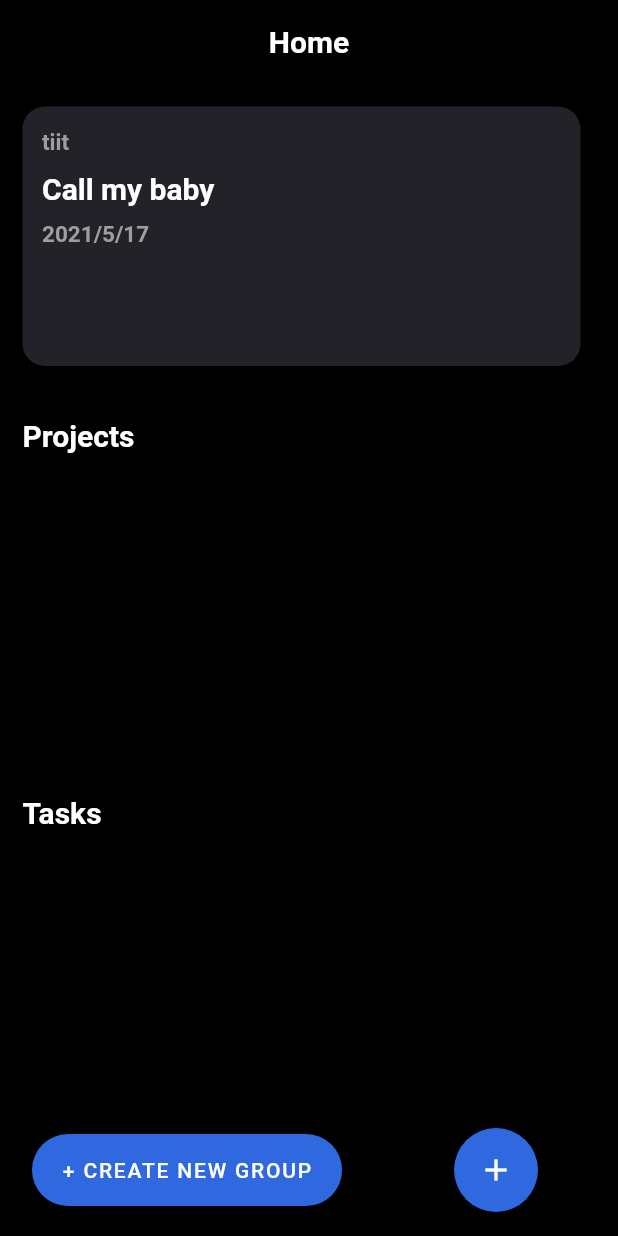
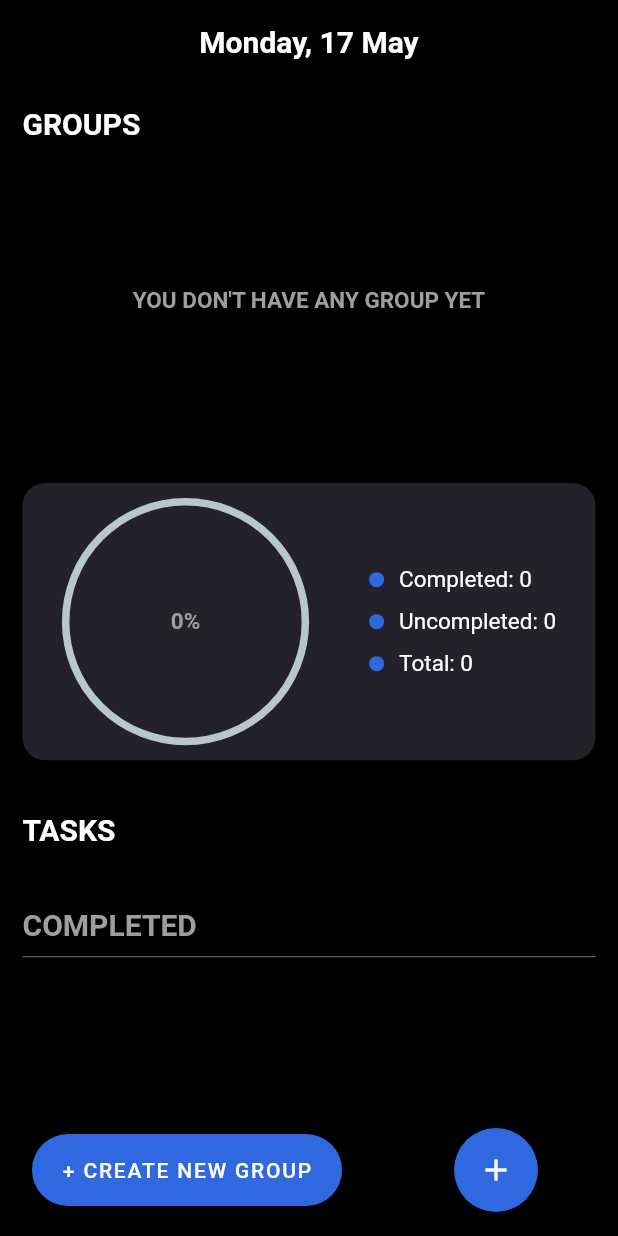
Before and after one commit to Nathaniel-Akubuo/to_do, a Flutter app: the screen it shows after launch, on a phone screen of 412 x 824 dp. Run offline on Flutter 3.47's test engine with Material 2 defaults, Android fonts, the phone set to English and light mode, and no system bars; drawn by our look-alikes of percent_indicator; our stand-ins replace circular_check_box, dotted_border, shared_preferences; missing offline and left inert: dart:ffi.

Commit message:
added percent indicators

```diff
--- a/lib/constants/text_styles.dart
+++ b/lib/constants/text_styles.dart
@@ -1,7 +1,15 @@
 import 'package:flutter/material.dart';
 import 'colors.dart';
 
-const kTaskStyle = TextStyle(fontSize: 16, color: Colors.white, fontWeight: FontWeight.bold);
-const kTitleStyle = TextStyle(fontSize: 20, color: Colors.white, fontWeight: FontWeight.bold);
-const kGroupToDoTextStyle = TextStyle(fontSize: 17, color: Colors.grey, fontWeight: FontWeight.bold);
-const kGroupNameTextStyle = TextStyle(fontSize: 15, color: Colors.grey, fontWeight: FontWeight.bold);
+const kTaskStyle =
+    TextStyle(fontSize: 16, color: Colors.white, fontWeight: FontWeight.bold);
+const kDoneTaskStyle = TextStyle(
+    fontSize: 16,
+    color: Colors.grey,
+    fontWeight: FontWeight.bold,
+    decoration: TextDecoration.lineThrough);
+const kTitleStyle =
+    TextStyle(fontSize: 20, color: Colors.white, fontWeight: FontWeight.bold);
+
+const kDateTextStyle =
+    TextStyle(fontSize: 15, color: Colors.grey, fontWeight: FontWeight.bold);
--- a/lib/screens/home_screen.dart
+++ b/lib/screens/home_screen.dart
@@ -1,28 +1,91 @@
 import 'package:flutter/material.dart';
 import 'package:flutter/rendering.dart';
-import 'package:to_do/constants/text_styles.dart';
-import 'package:to_do/widgets/done_listview.dart';
-import 'package:to_do/widgets/group_widget_builder.dart';
-import 'package:to_do/widgets/to_do_group_bubble.dart';
-import 'package:to_do/widgets/undone_listview.dart';
+import 'package:to_do/widgets/home_screen_layout.dart';
 import '../widgets/modal_bottom_sheet.dart';
 import '../constants/colors.dart';
 import 'package:provider/provider.dart';
 import '../util/to_do.dart';
-import 'package:syncfusion_flutter_charts/charts.dart';
 
-class HomeScreen extends StatefulWidget {
-  @override
-  _HomeScreenState createState() => _HomeScreenState();
-}
+// ignore: must_be_immutable
+class HomeScreen extends StatelessWidget {
+  String day;
+  int date;
+  String month;
 
-class _HomeScreenState extends State<HomeScreen> {
+  void setDayAndDate() {
+    date = DateTime.now().day;
+    var weekday = DateTime.now().weekday;
+
+    switch (weekday) {
+      case 1:
+        day = 'Monday';
+        break;
+      case 2:
+        day = 'Tuesday';
+        break;
+      case 3:
+        day = 'Wednesday';
+        break;
+      case 4:
+        day = 'Thursday';
+        break;
+      case 5:
+        day = 'Friday';
+        break;
+      case 6:
+        day = 'Saturday';
+        break;
+      case 7:
+        day = 'Sunday';
+    }
+  }
+
+  void setMonth() {
+    var m = DateTime.now().month;
+    switch (m) {
+      case 1:
+        month = 'January';
+        break;
+      case 2:
+        month = 'February';
+        break;
+      case 3:
+        month = 'March';
+        break;
+      case 4:
+        month = 'April';
+        break;
+      case 5:
+        month = 'May';
+        break;
+      case 6:
+        month = 'June';
+        break;
+      case 7:
+        month = 'July';
+        break;
+      case 8:
+        month = 'August';
+        break;
+      case 9:
+        month = 'September';
+        break;
+      case 10:
+        month = 'October';
+        break;
+      case 11:
+        month = 'November';
+        break;
+      case 12:
+        month = 'December';
+    }
+  }
+
   @override
   Widget build(BuildContext context) {
+    setDayAndDate();
+    setMonth();
     Provider.of<ToDo>(context, listen: false).initPrefs();
-
-    final mediaQuery = MediaQuery.of(context).size;
-
     return Consumer<ToDo>(
       builder: (context, child, toDo) {
         var toDo = Provider.of<ToDo>(context, listen: true);
@@ -31,7 +94,7 @@ class _HomeScreenState extends State<HomeScreen> {
             backgroundColor: kBackgroundColor,
             appBar: AppBar(
                 title: Text(
-                  'Home',
+                  '$day, $date $month',
                   style: TextStyle(
                       color: Colors.white, fontWeight: FontWeight.bold),
                 ),
@@ -44,40 +107,7 @@ class _HomeScreenState extends State<HomeScreen> {
               child: SingleChildScrollView(
                 child: Padding(
                   padding: const EdgeInsets.all(15),
-                  child: Column(
-                    crossAxisAlignment: CrossAxisAlignment.start,
-                    children: [
-                      ToDoGroupBubble(
-                        width: mediaQuery.width,
-                        title: 'tiit',
-                        date:
-                            '${DateTime.now().year}/${DateTime.now().month}/${DateTime.now().day}',
-                      ),
-                      SizedBox(height: 35),
-                      Text(
-                        'Projects',
-                        style: kTitleStyle,
-                      ),
-                      SizedBox(height: 20),
-                      Container(
-                          height: mediaQuery.height * 0.21,
-                          width: mediaQuery.width,
-                          child: ToDoGroupListView()),
-                      SizedBox(height: 35),
-                      Text(
-                        'Tasks',
-                        style: kTitleStyle,
-                      ),
-                      SizedBox(height: 20),
-                      Container(
-                          width: double.infinity, child: UndoneListView()),
-                      SizedBox(height: 60),
-                      Container(
-                          width: double.infinity,
-                          height: 100,
-                          child: DoneListView())
-                    ],
-                  ),
+                  child: HomeScreenLayout(),
                 ),
               ),
             ),
@@ -94,6 +124,7 @@ class FloatingActionButtons extends StatelessWidget {
     return Row(
       mainAxisAlignment: MainAxisAlignment.spaceAround,
       children: [
+
         FloatingActionButton.extended(
           onPressed: () => showModalBottomSheet(
               backgroundColor: kBackgroundColor,
--- a/lib/util/to_do.dart
+++ b/lib/util/to_do.dart
@@ -1,4 +1,5 @@
 import 'dart:convert';
+import 'dart:ffi';
 import 'package:flutter/material.dart';
 import 'package:to_do/models/task_screen_model.dart';
 import 'package:to_do/models/to_do_model.dart';
@@ -18,14 +19,29 @@ class ToDo extends ChangeNotifier {
     notifyListeners();
   }
 
+  int getDoneCount() {
+    return undoneList.length;
+  }
+
+  int get totalCount => doneList.length + undoneList.length;
+
   void addNewGroup(String name) {
     var group = TaskScreenModel(
         name: name,
         dateCreated:
-            '${DateTime.now().year}/${DateTime.now().month}/${DateTime.now().day}');
+            '${DateTime.now().day}/${DateTime.now().month}/${DateTime.now().year}');
     groupList.add(group);
     saveGroupData();
     notifyListeners();
+  }
+
+  double percentDone() {
+    var percent;
+    if (undoneList != null && doneList != null) {
+      percent = (doneList.length / (doneList.length + undoneList.length));
+      return percent;
+    } else
+      return 0;
   }
 
   void addToDo(String item) {
@@ -48,16 +64,11 @@ class ToDo extends ChangeNotifier {
   }
 
   void markAsDone({int index}) {
-    if (undoneList[index].checkValue == true) {
-      undoneList[index].checkValue = !undoneList[index].checkValue;
-      undoneList.insert(0, undoneList[index]);
-      undoneList.removeAt(index);
-    } else {
-      undoneList[index].checkValue = !undoneList[index].checkValue;
-      undoneList.add(undoneList[index]);
-      undoneList.removeAt(index);
-      saveUndoneData();
-    }
+    undoneList[index].checkValue = !undoneList[index].checkValue;
+    doneList.add(undoneList[index]);
+    undoneList.removeAt(index);
+    saveDoneData();
+    saveUndoneData();
     notifyListeners();
   }
 
@@ -84,6 +95,12 @@ class ToDo extends ChangeNotifier {
       saveDoneData();
       notifyListeners();
     }
+  }
+
+  void deleteGroup({index}) {
+    groupList.removeAt(index);
+    saveGroupData();
+    notifyListeners();
   }
 
   void saveUndoneData() {
--- a/lib/widgets/done_listview.dart
+++ b/lib/widgets/done_listview.dart
@@ -13,8 +13,11 @@ class DoneListView extends StatelessWidget {
         var toDo = Provider.of<ToDo>(context, listen: false);
         return Container(
           child: ListView.builder(
+            shrinkWrap: true,
+            physics: NeverScrollableScrollPhysics(),
             itemBuilder: (context, index) {
               return ToDoBubble(
+                isDone: true,
                 onTap: () {
                   showModalBottomSheet(
                       backgroundColor: kBackgroundColor,
--- a/lib/widgets/group_done_listview.dart
+++ b/lib/widgets/group_done_listview.dart
@@ -13,6 +13,7 @@ class GroupDoneListView extends StatelessWidget {
       return ListView.builder(
         itemBuilder: (context, index) {
           return ToDoBubble(
+            isDone: true,
             title: groupToDo.doneList[index].item,
             isChecked: groupToDo.doneList[index].checkValue,
             keyValue: groupToDo.doneList[index].item,
--- a/lib/widgets/group_undone_listview.dart
+++ b/lib/widgets/group_undone_listview.dart
@@ -13,6 +13,7 @@ class GroupUndoneListView extends StatelessWidget {
       return ListView.builder(
         itemBuilder: (context, index) {
           return ToDoBubble(
+            isDone: false,
             title: groupToDo.undoneList[index].item,
             isChecked: groupToDo.undoneList[index].checkValue,
             keyValue: groupToDo.undoneList[index].item,
--- /dev/null
+++ b/lib/widgets/home_screen_layout.dart
@@ -0,0 +1,168 @@
+import 'package:flutter/material.dart';
+import 'package:percent_indicator/percent_indicator.dart';
+import 'package:provider/provider.dart';
+import 'package:to_do/constants/colors.dart';
+import 'package:to_do/constants/text_styles.dart';
+import 'package:to_do/util/to_do.dart';
+import 'package:to_do/widgets/done_listview.dart';
+import 'package:to_do/widgets/group_widget_builder.dart';
+import 'package:to_do/widgets/to_do_group_bubble.dart';
+import 'package:to_do/widgets/undone_listview.dart';
+
+class HomeScreenLayout extends StatelessWidget {
+  @override
+  Widget build(BuildContext context) {
+    var toDo = Provider.of<ToDo>(context, listen: true);
+    final mediaQuery = MediaQuery.of(context).size;
+    return Column(
+      crossAxisAlignment: CrossAxisAlignment.start,
+      children: [
+        Text(
+          'GROUPS',
+          style: kTitleStyle,
+        ),
+        SizedBox(height: 20),
+        Container(
+            height: mediaQuery.height * 0.21,
+            width: mediaQuery.width,
+            child: toDo.groupList.length == 0
+                ? Center(
+                    child: Text(
+                      "YOU DON'T HAVE ANY GROUP YET",
+                      style: kDateTextStyle,
+                    ),
+                  )
+                : ToDoGroupListView()),
+        SizedBox(height: 35),
+        ToDoGroupBubble(
+          width: double.infinity,
+          calledFromHome: true,
+          child: Row(
+            mainAxisAlignment: MainAxisAlignment.center,
+            children: [
+              CircularPercentIndicator(
+                circularStrokeCap: CircularStrokeCap.round,
+                animation: true,
+                animateFromLastPercent: true,
+                radius: mediaQuery.width * 0.4,
+                progressColor: kBlue,
+                percent: toDo.percentDone(),
+                center: Text(
+                  toDo.doneList.length == 0
+                      ? '0%'
+                      : '${(toDo.percentDone() * 100).toStringAsFixed(0)}%',
+                  style: kDateTextStyle,
+                ),
+              ),
+              SizedBox(width: 40),
+              Column(
+                crossAxisAlignment: CrossAxisAlignment.start,
+                mainAxisAlignment: MainAxisAlignment.spaceEvenly,
+                children: [
+                  Row(
+                    crossAxisAlignment: CrossAxisAlignment.start,
+                    children: [
+                      Column(
+                        mainAxisAlignment: MainAxisAlignment.start,
+                        children: [
+                          SizedBox(height: 4),
+                          Container(
+                            width: 10,
+                            height: 10,
+                            decoration: BoxDecoration(
+                              shape: BoxShape.circle,
+                             color: kBlue
+                            ),
+                          ),
+                        ],
+                      ),
+                      SizedBox(width: 10),
+                      Text(
+                        'Completed: ${toDo.doneList.length}',
+                        style: kTitleStyle.copyWith(
+                            fontSize: 15, fontWeight: FontWeight.normal),
+                      )
+                    ],
+                  ),
+                  SizedBox(height: 10),
+                  Row(
+                    crossAxisAlignment: CrossAxisAlignment.start,
+                    children: [
+                      Column(
+                        mainAxisAlignment: MainAxisAlignment.start,
+                        children: [
+                          SizedBox(height: 4),
+                          Container(
+                            width: 10,
+                            height: 10,
+                            decoration: BoxDecoration(
+                              shape: BoxShape.circle,
+                              color: kBlue,
+                            ),
+                          ),
+                        ],
+                      ),
+                      SizedBox(width: 10),
+                      Text(
+                        'Uncompleted: ${toDo.undoneList.length}',
+                        style: kTitleStyle.copyWith(
+                            fontSize: 15, fontWeight: FontWeight.normal),
+                      ),
+                    ],
+                  ),
+                  SizedBox(height: 10),
+                  Row(
+                    crossAxisAlignment: CrossAxisAlignment.start,
+                    children: [
+                      Column(
+                        mainAxisAlignment: MainAxisAlignment.start,
+                        children: [
+                          SizedBox(height: 4),
+                          Container(
+                            width: 10,
+                            height: 10,
+                            decoration: BoxDecoration(
+                              shape: BoxShape.circle,
+                              color: kBlue
+                            ),
+                          ),
+                        ],
+                      ),
+                      SizedBox(width: 10),
+                      Text(
+                        'Total: ${toDo.doneList.length + toDo.undoneList.length}',
+                        style: kTitleStyle.copyWith(
+                            fontSize: 15, fontWeight: FontWeight.normal),
+                      ),
+                    ],
+                  ),
+                ],
+              )
+            ],
+          ),
+        ),
+        SizedBox(height: 35),
+        Text(
+          'TASKS',
+          style: kTitleStyle,
+        ),
+        SizedBox(height: 20),
+        Container(width: double.infinity, child: UndoneListView()),
+        SizedBox(height: 20),
+        Text(
+          'COMPLETED',
+          style: kTitleStyle.copyWith(color: Colors.grey),
+        ),
+        SizedBox(
+          height: 20,
+          child: Divider(
+            color: Colors.grey,
+            thickness: 0.5,
+          ),
+        ),
+        Container(width: double.infinity, child: DoneListView()),
+        SizedBox(height: 60),
+      ],
+    );
+  }
+}
--- a/lib/widgets/to_do_group_bubble.dart
+++ b/lib/widgets/to_do_group_bubble.dart
@@ -5,45 +5,42 @@ import 'package:to_do/constants/text_styles.dart';
 class ToDoGroupBubble extends StatelessWidget {
   final bool calledFromHome;
   final String title;
-  final firstItemText;
   final date;
   final color;
   final width;
+  final height;
   final Function onTap;
+  final Function onLongPress;
+  final child;
 
   ToDoGroupBubble(
       {this.title,
       this.onTap,
       this.color,
       this.width,
-      this.firstItemText = 'Call my baby',
       this.date,
-      this.calledFromHome = false});
+      this.calledFromHome = false,
+      this.child,
+      this.onLongPress,
+      this.height});
 
   @override
   Widget build(BuildContext context) {
     final mediaQuery = MediaQuery.of(context).size;
 
     return calledFromHome
-        ? Padding(
-            padding: const EdgeInsets.only(right: 10),
-            child: Container(
-              width: this.width ?? mediaQuery.width * 0.4,
-              height: mediaQuery.height * 0.21,
-              decoration: BoxDecoration(
-                  color: kTileColor,
-                  borderRadius: BorderRadius.all(Radius.circular(15))),
-              child: Padding(
+        ? Container(
+            width: this.width ?? mediaQuery.width * 0.4,
+            decoration: BoxDecoration(
+                color: kTileColor,
+                borderRadius: BorderRadius.all(Radius.circular(15))),
+            child: Padding(
                 padding:
                     const EdgeInsets.symmetric(vertical: 10, horizontal: 8),
-                child: Column(
-                  crossAxisAlignment: CrossAxisAlignment.start,
-                  children: [],
-                ),
-              ),
-            ),
+                child: child),
           )
         : GestureDetector(
+            onLongPress: onLongPress,
             onTap: onTap,
             child: Padding(
               padding: const EdgeInsets.only(right: 10),
@@ -58,28 +55,23 @@ class ToDoGroupBubble extends StatelessWidget {
                       const EdgeInsets.symmetric(vertical: 10, horizontal: 8),
                   child: Column(
                     crossAxisAlignment: CrossAxisAlignment.start,
+                    mainAxisAlignment: MainAxisAlignment.center,
                     children: [
                       Padding(
                         padding: const EdgeInsets.all(5),
                         child: Text(
                           title,
-                          style: kGroupNameTextStyle,
-                        ),
-                      ),
-                      Padding(
-                        padding: const EdgeInsets.all(5),
-                        child: Text(
-                          firstItemText,
-                          style: kTitleStyle,
+                          style: kTitleStyle.copyWith(fontSize: 17),
                         ),
                       ),
                       Padding(
                         padding: const EdgeInsets.all(5),
                         child: Text(
                           date,
-                          style: kGroupNameTextStyle.copyWith(color: color),
+                          style: kDateTextStyle,
                         ),
-                      )
+                      ),
+                      Container(child: child),
                     ],
                   ),
                 ),
--- a/lib/widgets/undone_listview.dart
+++ b/lib/widgets/undone_listview.dart
@@ -10,17 +10,19 @@ class UndoneListView extends StatelessWidget {
   Widget build(BuildContext context) {
     return Consumer<ToDo>(
       builder: (context, child, toDo) {
-        var toDo = Provider.of<ToDo>(context, listen: false);
+        var toDo = Provider.of<ToDo>(context, listen: true);
         return ListView.builder(
           shrinkWrap: true,
           physics: NeverScrollableScrollPhysics(),
           itemBuilder: (context, index) {
             return ToDoBubble(
+              isDone: false,
               onTap: () {
                 showModalBottomSheet(
                     backgroundColor: kBackgroundColor,
                     shape: RoundedRectangleBorder(
                       borderRadius: BorderRadius.circular(10.0),
+
                     ),
                     context: context,
                     builder: (context) => ModalBottomSheet(
--- a/pubspec.yaml
+++ b/pubspec.yaml
@@ -37,6 +37,7 @@ dependencies:
   charts_flutter: ^0.10.0
   font_awesome_flutter: ^9.0.0
   dotted_border: ^2.0.0
+  percent_indicator: ^3.0.1
 
 
 dev_dependencies:
```
Also changed, not shown: lib/screens/group_screen.dart (+3 -5 lines), lib/util/group_to_do.dart (+32 -11 lines), lib/widgets/alert_dialog.dart (added, +45 -0 lines), lib/widgets/group_widget_builder.dart (+33 -2 lines), lib/widgets/modal_bottom_sheet.dart (+9 -3 lines), lib/widgets/to_do_bubble.dart (+5 -3 lines), lib/widgets/custom_text_field.dart (renamed from lib/widgets/custom_textfield.dart), pubspec.lock.
